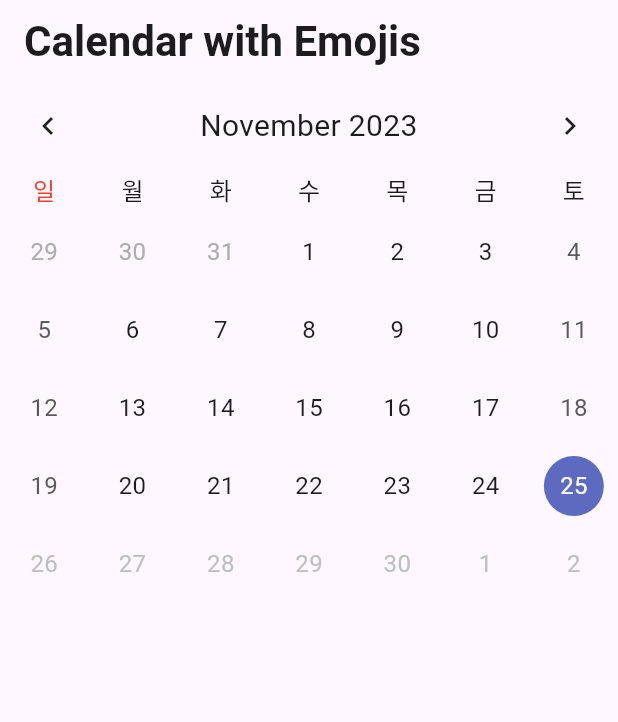
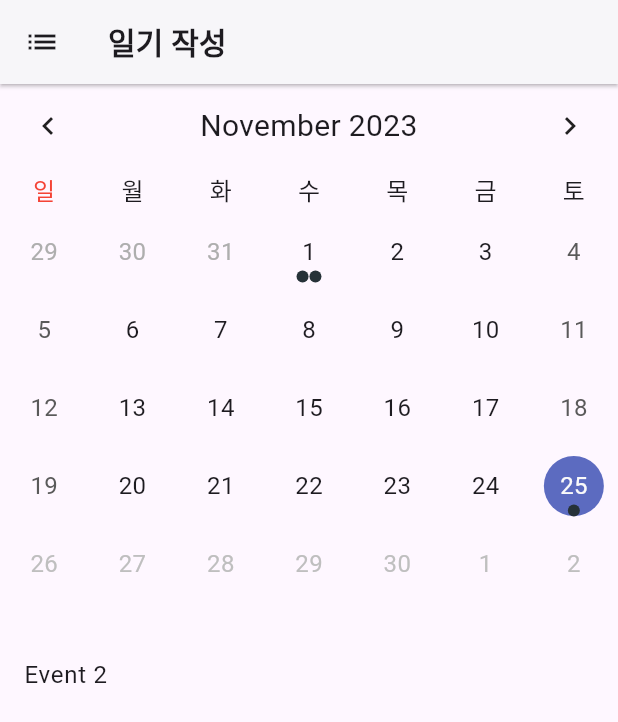
Before and after one commit to yyy5044/FlutterTeamProject, a Flutter app: the screen it shows after launch, on a phone screen of 412 x 824 dp. Shown: the top 722 px of the screen. Run offline on Flutter 3.47's test engine with Material 2 defaults, Android fonts, the phone set to English and light mode, and no system bars; drawn by our look-alikes of table_calendar; our stand-ins replace dotted_border, image_picker; Roboto replaces fonts that are missing (YourPrimaryFont).

Commit message:
달력 + event (listview) 완료

```diff
--- a/lib/feature/main_page/main_page.dart
+++ b/lib/feature/main_page/main_page.dart
@@ -19,7 +19,17 @@
   Widget build(BuildContext context) {
     return Scaffold(
         appBar: AppBar(
-          title: Text('Calendar with Emojis'),
+          title: Text(
+            '일기 작성',
+            style: Theme.of(context).textTheme.titleSmall,
+          ),
+          leading: IconButton(
+            icon: const Icon(Icons.list),
+            onPressed: () {},
+          ),
+          backgroundColor: Colors.white,
+          elevation: 1,
+          shadowColor: Colors.black,
         ),
         body: Column(
           children: [
@@ -100,16 +110,21 @@
     setState(() {
       today = day;
       _selectedEvents.value = _getEvents(today);
-      events.addAll({today: [Event('1')]});
     });
   }
 
   List<Event> _getEvents(DateTime today) {
-    return events[today] ?? [];
+    DateTime dateWithoutTime = DateTime(today.year, today.month, today.day);
+    return events[dateWithoutTime] ?? [];
   }
 }
 
 class Event {
   Event(this.title);
   final String title;
+
+  @override
+  String toString() {
+    return title;
+  }
 }
```
